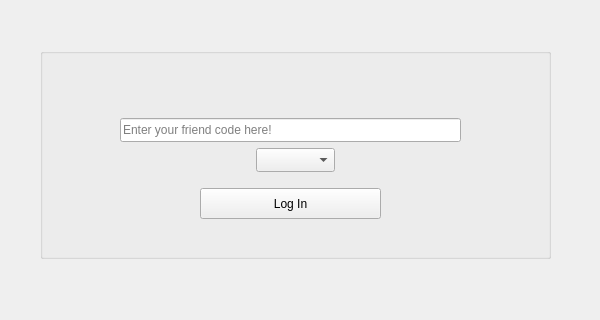
Above: client/layout/mainwindow.ui from MCMi460/3DS-RPC before the change; both pictures show x 0 to 600 and y 142 to 462 of the 600 by 600 pixel window. Below: the same form after it.
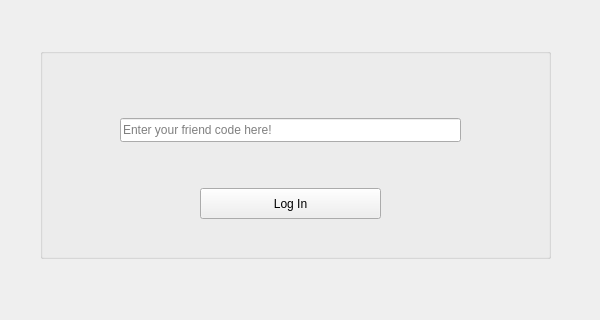
That is the form after the change. The open tabs and pages were chosen to show the change.

The edit to the form file:
```diff
--- a/client/layout/mainwindow.ui
+++ b/client/layout/mainwindow.ui
@@ -178,16 +178,6 @@
        <string>Enter your friend code here!</string>
       </property>
      </widget>
-     <widget class="QComboBox" name="comboBox">
-      <property name="geometry">
-       <rect>
-        <x>216</x>
-        <y>100</y>
-        <width>79</width>
-        <height>24</height>
-       </rect>
-      </property>
-     </widget>
     </widget>
     <widget class="QLabel" name="label_2">
      <property name="geometry">
```
